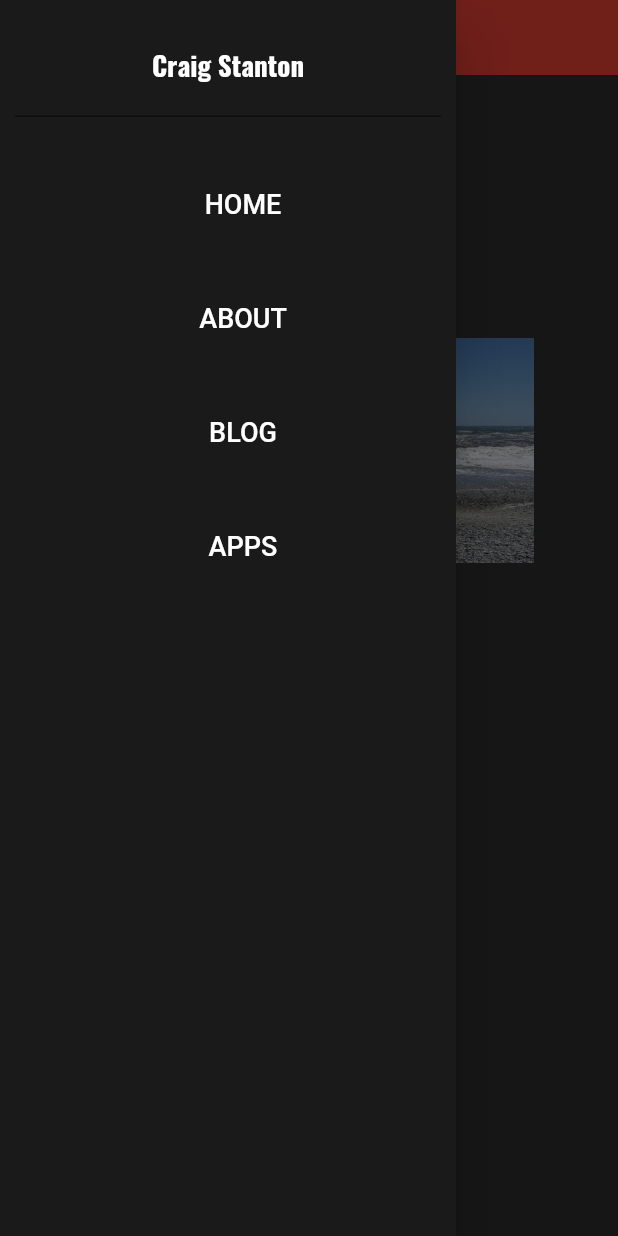
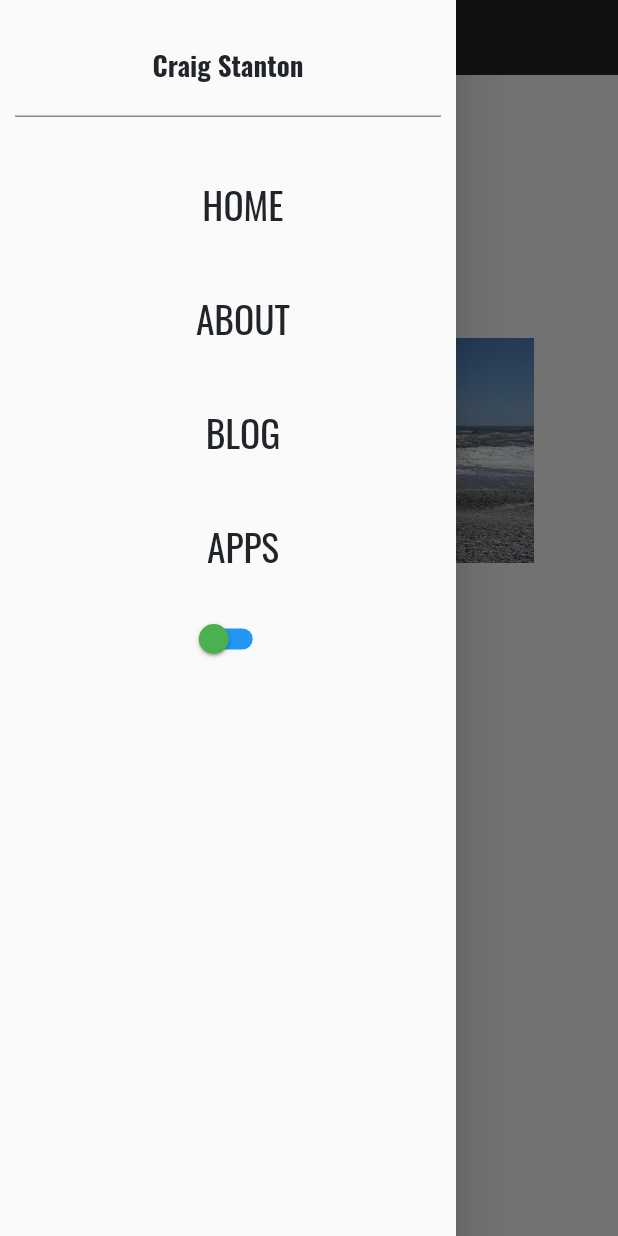
Before and after one commit to stantonius/craigstanton_flutter, a Flutter app: the screen it shows after launch, with the side drawer open, on a phone screen of 412 x 824 dp. Run offline on Flutter 3.47's test engine with Material 2 defaults, Android fonts, the light colour scheme and no system bars; drawn by our look-alikes of carousel_slider; our stand-ins replace cloud_firestore, firebase_auth, firebase_core, flare_flutter, flutter_form_builder, flutter_hooks and 7 more; missing offline and left inert: cloud_firestore_web, dart:html, dart:js, envify, file_picker_cross, firebase_auth_web and 6 more; accounts and stored records are empty.

Commit message:
IN PROGRESS theme changes

```diff
--- a/lib/main.dart
+++ b/lib/main.dart
@@ -1,6 +1,7 @@
 import 'package:CraigStantonWeb/utils/services/authentication/firebase_auth_service.dart';
-import 'package:CraigStantonWeb/utils/services/riverpod/riverpod.dart';
+import 'package:CraigStantonWeb/utils/services/riverpod/logger.dart';
 import 'package:firebase_core/firebase_core.dart';
+import 'package:flutter_hooks/flutter_hooks.dart';
 import 'package:hooks_riverpod/hooks_riverpod.dart';
 import 'utils/theme/theme.dart';
 import 'utils/routes/route_generator.dart';
@@ -11,6 +12,7 @@ import 'package:flutter/material.dart';
 final appAuthProvider = ChangeNotifierProvider((ref) => FirebaseAuthService());
 final appAuthStateChangesProvider =
     StreamProvider((ref) => ref.watch(appAuthProvider).onAuthStateChanged);
+final appThemeProvider = StateProvider((ref) => false);
 
 void main() async {
   /// Firebase,initialiseApp() currently in index.html also for web app
@@ -25,12 +27,14 @@ void main() async {
   ));
 }
 
-class MyApp extends StatelessWidget {
+class MyApp extends HookWidget {
   // This widget is the root of your application.
+
   @override
   Widget build(BuildContext context) {
+    bool isDarkTheme = useProvider(appThemeProvider).state;
     return MaterialApp(
-      theme: appTheme(),
+      theme: appTheme(isDarkTheme),
       debugShowCheckedModeBanner: true,
       initialRoute: '/',
       onGenerateRoute: RouteGenerator.generateRoute,
--- a/lib/screen/blog_home.dart
+++ b/lib/screen/blog_home.dart
@@ -1,5 +1,4 @@
 import 'package:CraigStantonWeb/utils/layouts/ResponsiveLayout.dart';
-import 'package:CraigStantonWeb/utils/models/const_utils.dart';
 import 'package:cloud_firestore/cloud_firestore.dart';
 import 'package:flutter/material.dart';
 import 'package:intl/intl.dart';
@@ -39,7 +38,7 @@ class BlogHome extends StatelessWidget {
   @override
   Widget build(BuildContext context) {
     CollectionReference getBlogs =
-        FirebaseFirestore.instance.collection('blog_dev');
+        FirebaseFirestore.instance.collection('blog');
 
     return Padding(
       padding: EdgeInsets.all(0),
--- a/lib/screen/homepage.dart
+++ b/lib/screen/homepage.dart
@@ -47,8 +47,8 @@ class _PageHomeState extends State<PageHome> {
                 : true,
             child: Container(
               margin: EdgeInsets.only(
-                top: 100,
-              ),
+                  top: 100,
+                  right: ResponsiveLayout.isLargeScreen(context) ? 100 : 0),
               child: ImageCarousel(),
               height: ResponsiveLayout.isSmallScreen(context)
                   ? 300
@@ -87,7 +87,7 @@ class _PageHomeState extends State<PageHome> {
                       ConstUtils().widgetUtils.menuTextWithSize(
                           context: context,
                           name: "HELLO, I’M",
-                          color: Colors.white,
+                          color: Theme.of(context).textTheme.headline3.color,
                           textSizeSmall: 16,
                           textSizeMedium: 22,
                           textSizeLarge: 30),
--- a/lib/utils/models/constants/widget_utils.dart
+++ b/lib/utils/models/constants/widget_utils.dart
@@ -32,12 +32,10 @@ class WidgetUtils {
             onPressed: () {
               Navigator.pushNamed(context, namedlink);
             },
-            child: Text(buttontext,
-                style: TextStyle(
-                  fontSize: ResponsiveLayout.isSmallScreen(context) ? 18 : 20,
-                  //fontFamily: ConstUtils().stringUtils.fontMenu,
-                  //color: Colors.white
-                ))));
+            child: Text(
+              buttontext,
+              style: Theme.of(context).textTheme.headline5,
+            )));
   }
 
   Widget menuText(String name, Color color, BuildContext context) {
@@ -131,7 +129,6 @@ class WidgetUtils {
         color: color,
         fontSize: textSize,
         fontWeight: FontWeight.w700,
-        //fontFamily: ConstUtils().stringUtils.fontHeading
       ),
     );
   }
--- a/lib/utils/templates/main_screen_template.dart
+++ b/lib/utils/templates/main_screen_template.dart
@@ -1,8 +1,11 @@
+import 'package:CraigStantonWeb/main.dart';
+import 'package:flutter_hooks/flutter_hooks.dart';
+import 'package:hooks_riverpod/all.dart';
+
 import '../layouts/ResponsiveLayout.dart';
 import '../models/const_utils.dart';
 import '../models/constants/widget_utils.dart';
 import 'package:flutter/material.dart';
-import '../widgets/circles.dart';
 import 'package:flare_flutter/flare_actor.dart';
 
 class MainPageTemplate extends StatefulWidget {
@@ -30,12 +33,12 @@ class _MainPageTemplate extends State<MainPageTemplate>
         appBar: PreferredSize(
             preferredSize: ResponsiveLayout.isSmallScreen(context)
                 ? Size.fromHeight(50.0)
-                : Size.fromHeight(0.0),
+                : Size.fromHeight(50.0),
             // here the desired height
             child: AppBar(
               centerTitle: true,
               elevation: 0.0,
-              backgroundColor: Colors.red,
+
               iconTheme: new IconThemeData(color: Colors.white),
 
               // ...
@@ -43,14 +46,12 @@ class _MainPageTemplate extends State<MainPageTemplate>
         drawer: ResponsiveLayout.isSmallScreen(context)
             ? Drawer(
                 child: Container(
-                    color: ConstUtils().colorUtils.blackBG_A,
                     child: Column(
                   children: <Widget>[
                     Container(
                       padding: EdgeInsets.only(top: 30),
                       child: ConstUtils().widgetUtils.headingText(
                           name: ConstUtils().stringUtils.fullname,
-                              color: Colors.white,
                           context: context,
                           textSizeLarge: 32,
                           textSizeMedium: 22,
@@ -59,8 +60,8 @@ class _MainPageTemplate extends State<MainPageTemplate>
                     Container(
                         margin: EdgeInsets.only(
                             top: 20, bottom: 20, left: 10, right: 10),
-                            child: WidgetUtils().lineHorizontal(
-                                color: Colors.black45, height: 1)),
+                        child: WidgetUtils()
+                            .lineHorizontal(color: Colors.black45, height: 1)),
                     ListView.builder(
                         shrinkWrap: true,
                         itemCount: menuList.length,
@@ -83,12 +84,12 @@ class _MainPageTemplate extends State<MainPageTemplate>
                             },
                           );
                         }),
+                    ThemeSwitch()
                   ],
                 )),
               )
             : null,
         body: Stack(alignment: Alignment.center, children: <Widget>[
-          //BackgroundCircles(),
           Visibility(
             visible: ResponsiveLayout.isSmallScreen(context) ? false : true,
             child: Stack(
@@ -134,7 +135,12 @@ class _MainPageTemplate extends State<MainPageTemplate>
                         animation:
                             _animationName, // CRITICAL IT IS SAME NAME AS ANIMATION IN RIVE
                       ),
-                    ))
+                    )),
+                Align(
+                    alignment: Alignment.topRight,
+                    child: Container(
+                        padding: EdgeInsets.only(top: 20),
+                        child: ThemeSwitch()))
               ],
             ),
           ),
@@ -142,3 +148,23 @@ class _MainPageTemplate extends State<MainPageTemplate>
         ]));
   }
 }
+
+class ThemeSwitch extends HookWidget {
+  @override
+  Widget build(BuildContext context) {
+    bool isDarkTheme = useProvider(appThemeProvider).state;
+
+    return Container(
+        child: Switch(
+      value: isDarkTheme,
+      activeColor: Colors.red,
+      inactiveTrackColor: Colors.blue,
+      inactiveThumbColor: Colors.green,
+      activeTrackColor: Colors.yellow,
+      onChanged: (newValue) {
+        context.read(appThemeProvider).state = !isDarkTheme;
+        print(newValue);
+      },
+    ));
+  }
+}
--- a/lib/utils/theme/theme.dart
+++ b/lib/utils/theme/theme.dart
@@ -1,26 +1,129 @@
 // Theme for entire app
 
 import 'package:flutter/material.dart';
+import 'package:google_fonts/google_fonts.dart';
 
-final appTheme = () => ThemeData(
-    brightness: Brightness.dark,
-    backgroundColor: Colors.black,
-    // primaryTextTheme contrasts with the PRIMARY COLOUR
+/**
+ * TODO: ADD IN TEXT SIZE VARIATIONS FOR SMALL SCREENS
+ * CURRENTLY THE TEXT SIZES ARE JUST FOR WEB
+ * ie. font size 80 for headline 1 will never fit on a phone, so adjust
+ * as a fraction of this
+ */
+
+/// set the main colors here
+const mainLightColour = Color(0xfff8f9fa);
+const mainDarkColour = Color(0xff212529);
+
+final appTheme = (bool isDarkTheme) => ThemeData(
+
+    /// Color for appbar, toolbar, tabs
+    primaryColor: Color(0xff212529),
+
+    /// Main background for scaffold & majority of app
+    scaffoldBackgroundColor: isDarkTheme ? mainDarkColour : mainLightColour,
+
+    /// primaryTextTheme contrasts with the PRIMARY COLOUR
     primaryTextTheme: TextTheme(
         headline1:
-            TextStyle(fontFamily: 'Oswald', fontSize: 36, color: Colors.black)),
-    // textTheme contrasts with the CARD and CANVAS colours
+            TextStyle(fontFamily: 'Oswald', fontSize: 36, color: Colors.white)),
+
+    /// textTheme contrasts with the CARD and CANVAS/Scaffolding
     textTheme: TextTheme(
-        bodyText1:
-            TextStyle(fontFamily: 'Oswald', fontSize: 24, color: Colors.black),
-        // bodyText2 is the default text for entire application
-        bodyText2:
-            TextStyle(fontFamily: 'Oswald', fontSize: 18, color: Colors.black),
-        headline2: TextStyle(
-            fontFamily: 'Special Elite', fontSize: 28.0, color: Colors.white),
-        headline1:
-            TextStyle(fontFamily: 'Oswald', fontSize: 36, color: Colors.white)),
-    buttonTheme: ButtonThemeData(buttonColor: Colors.red),
+      headline1: isDarkTheme
+          ? GoogleFonts.oswald(
+              textStyle: TextStyle(fontSize: 80, color: mainLightColour))
+          : GoogleFonts.oswald(
+              textStyle: TextStyle(fontSize: 80, color: mainDarkColour)),
+      headline2: isDarkTheme
+          ? GoogleFonts.oswald(
+              textStyle: TextStyle(fontSize: 50, color: mainLightColour))
+          : GoogleFonts.oswald(
+              textStyle: TextStyle(fontSize: 50, color: mainDarkColour)),
+      headline3: isDarkTheme
+          ? GoogleFonts.oswald(
+              textStyle: TextStyle(fontSize: 40, color: mainLightColour))
+          : GoogleFonts.oswald(
+              textStyle: TextStyle(fontSize: 40, color: mainDarkColour)),
+      headline4: isDarkTheme
+          ? GoogleFonts.oswald(
+              textStyle: TextStyle(fontSize: 32, color: mainLightColour))
+          : GoogleFonts.oswald(
+              textStyle: TextStyle(fontSize: 32, color: mainDarkColour)),
+
+      /// Used for large text in dialogs (e.g., the month and year in the dialog
+      /// shown by [showDatePicker]).
+      headline5: isDarkTheme
+          ? GoogleFonts.oswald(
+              textStyle: TextStyle(fontSize: 25, color: mainLightColour))
+          : GoogleFonts.oswald(
+              textStyle: TextStyle(fontSize: 25, color: mainDarkColour)),
+
+      /// Used for the primary text in app bars and dialogs (e.g., [AppBar.title]
+      /// and [AlertDialog.title]).
+      headline6: isDarkTheme
+          ? GoogleFonts.oswald(
+              textStyle: TextStyle(fontSize: 18, color: mainLightColour))
+          : GoogleFonts.oswald(
+              textStyle: TextStyle(fontSize: 18, color: mainDarkColour)),
+
+      /// Used for the primary text in lists (e.g., [ListTile.title]).
+      subtitle1: isDarkTheme
+          ? GoogleFonts.oswald(
+              textStyle: TextStyle(
+                  fontSize: 18,
+                  color: mainLightColour,
+                  fontWeight: FontWeight.w300))
+          : GoogleFonts.oswald(
+              textStyle: TextStyle(
+                  fontSize: 18,
+                  color: mainDarkColour,
+                  fontWeight: FontWeight.w300)),
+
+      /// For medium emphasis text that's a little smaller than [subtitle1].
+      subtitle2: isDarkTheme
+          ? GoogleFonts.oswald(
+              textStyle: TextStyle(fontSize: 15, color: mainLightColour))
+          : GoogleFonts.oswald(
+              textStyle: TextStyle(fontSize: 15, color: mainDarkColour)),
+
+      /// bodyText2 is the default text for entire application
+      bodyText2: isDarkTheme
+          ? GoogleFonts.montserrat(
+              textStyle: TextStyle(fontSize: 15, color: mainLightColour))
+          : TextStyle(
+              fontFamily: 'Oswald', fontSize: 15, color: mainDarkColour),
+
+      /// bodyText1 used for emphasis on what otherwise would be bodyText2
+      bodyText1: isDarkTheme
+          ? GoogleFonts.montserrat(
+              textStyle: TextStyle(
+                  fontSize: 18,
+                  color: mainLightColour,
+                  fontWeight: FontWeight.bold))
+          : GoogleFonts.montserrat(
+              textStyle: TextStyle(
+                  fontSize: 18,
+                  color: mainDarkColour,
+                  fontWeight: FontWeight.bold)),
+
+      /// Used for auxiliary text associated with images.
+      caption: isDarkTheme
+          ? GoogleFonts.montserrat(
+              textStyle: TextStyle(
+                  fontSize: 12,
+                  color: mainLightColour,
+                  fontStyle: FontStyle.italic))
+          : GoogleFonts.montserrat(
+              textStyle: TextStyle(
+                  fontSize: 12,
+                  color: mainDarkColour,
+                  fontStyle: FontStyle.italic)),
+/*
+      button:,
+      overline:
+      */
+    ),
+    buttonTheme: ButtonThemeData(buttonColor: mainLightColour),
     // This makes the visual density adapt to the platform that you run
     // the app on. For desktop platforms, the controls will be smaller and
     // closer together (more dense) than on mobile platforms.
```
Also changed, not shown: pubspec.yaml (+2 -18 lines), fonts/Oswald-VariableFont_wght.ttf (deleted), fonts/SpecialElite-Regular.ttf (deleted), fonts/f_content.ttf (deleted), fonts/f_heading.ttf (deleted), fonts/f_menu.ttf (deleted), lib/utils/services/riverpod/logger.dart (renamed from lib/utils/services/riverpod/riverpod.dart), 3 other files. Lines whose indentation alone changed are shown as unchanged.
